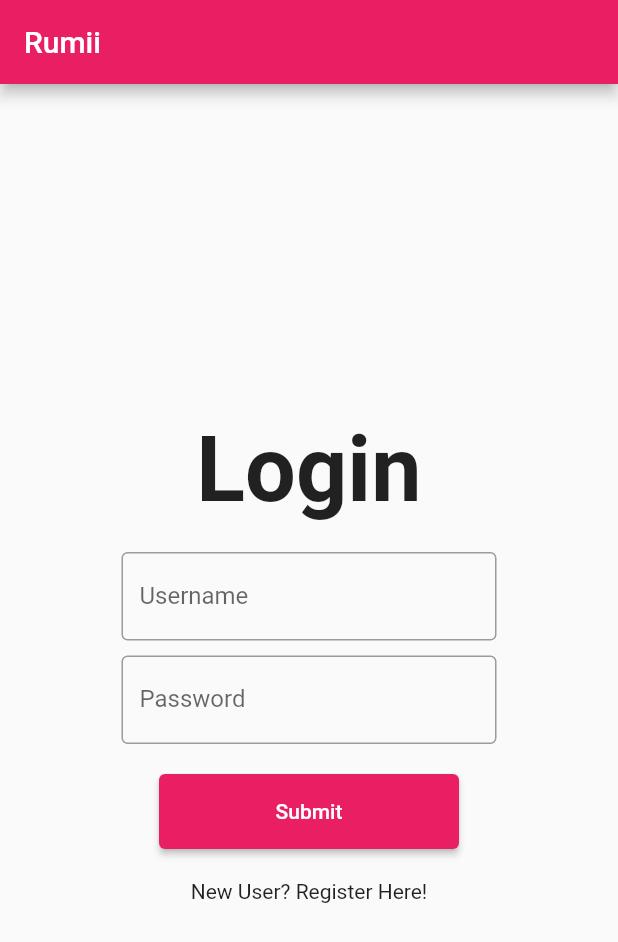
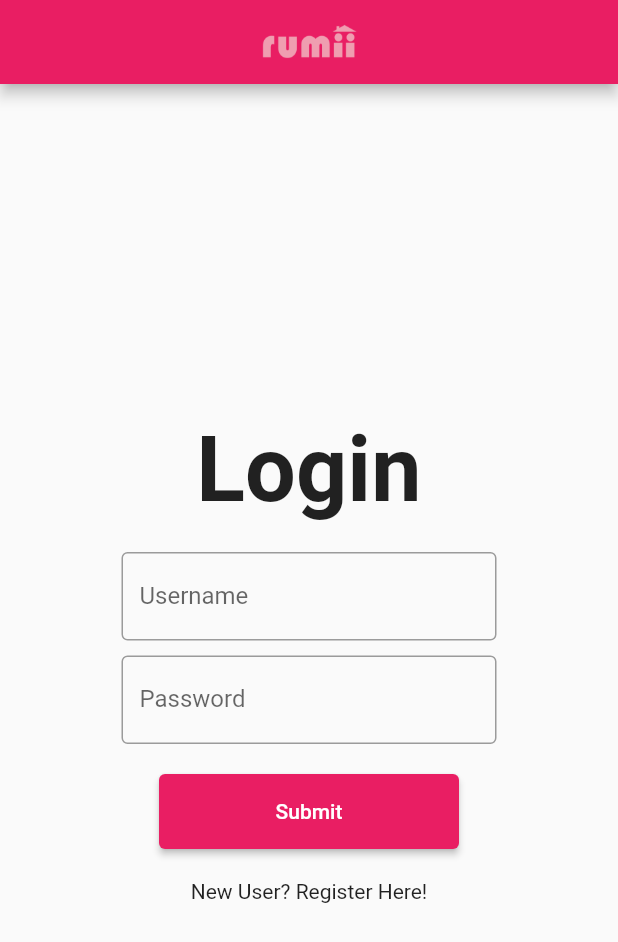
Before and after one commit to Jdd2020/rumii, a Flutter app: the screen it shows after launch, on a phone screen of 412 x 824 dp. Shown: the top 942 px of the screen. Run offline on Flutter 3.47's test engine with Material 2 defaults, Android fonts, the light colour scheme and no system bars.

Commit message:
standardize app bar across modules

```diff
--- a/lib/views/calendar_view.dart
+++ b/lib/views/calendar_view.dart
@@ -20,8 +20,9 @@ class _CalendarViewState extends State<CalendarView> {
   Widget build(BuildContext context) {
     return Scaffold(
         appBar: AppBar(
-          title: const Text("Rumii"),
-          automaticallyImplyLeading: false
+          title: Image.asset('assets/images/rumii-logo.png', height: 28.00, width: 70.00), //const Text("Rumii"),
+          centerTitle: true,
+          automaticallyImplyLeading: false,
         ),
         body: Container(
             padding: const EdgeInsets.all(10),
--- a/lib/views/chore_list_view.dart
+++ b/lib/views/chore_list_view.dart
@@ -18,7 +18,11 @@ class _ChoreListViewState extends State<ChoreListView> {
   @override
   Widget build(BuildContext context) {
     return Scaffold(
-      appBar: AppBar(title: const Text("Rumii")),
+      appBar: AppBar(
+          title: Image.asset('assets/images/rumii-logo.png', height: 28.00, width: 70.00), //const Text("Rumii"),
+          centerTitle: true,
+          automaticallyImplyLeading: false,
+      ),
       body: Container(
           padding: const EdgeInsets.all(10),
           width: MediaQuery.of(context).size.width,
--- a/lib/views/login_view.dart
+++ b/lib/views/login_view.dart
@@ -19,7 +19,11 @@ class _LoginViewState extends State<LoginView> {
   @override
   Widget build(BuildContext context) {
     return Scaffold(
-        appBar: AppBar(title: const Text("Rumii")),
+        appBar: AppBar(
+          title: Image.asset('assets/images/rumii-logo.png', height: 28.00, width: 70.00), //const Text("Rumii"),
+          centerTitle: true,
+          automaticallyImplyLeading: false,
+        ),
         body: Container(
             padding: const EdgeInsets.all(10),
             width: MediaQuery.of(context).size.width,
--- a/lib/views/shopping_list_view.dart
+++ b/lib/views/shopping_list_view.dart
@@ -20,8 +20,9 @@ class _ShoppingListViewState extends State<ShoppingListView> {
   Widget build(BuildContext context) {
     return Scaffold(
         appBar: AppBar(
-          title: const Text("Rumii"),
-          automaticallyImplyLeading: false
+          title: Image.asset('assets/images/rumii-logo.png', height: 28.00, width: 70.00), //const Text("Rumii"),
+          centerTitle: true,
+          automaticallyImplyLeading: false,
         ),
         body: Container(
             padding: const EdgeInsets.all(10),
```
